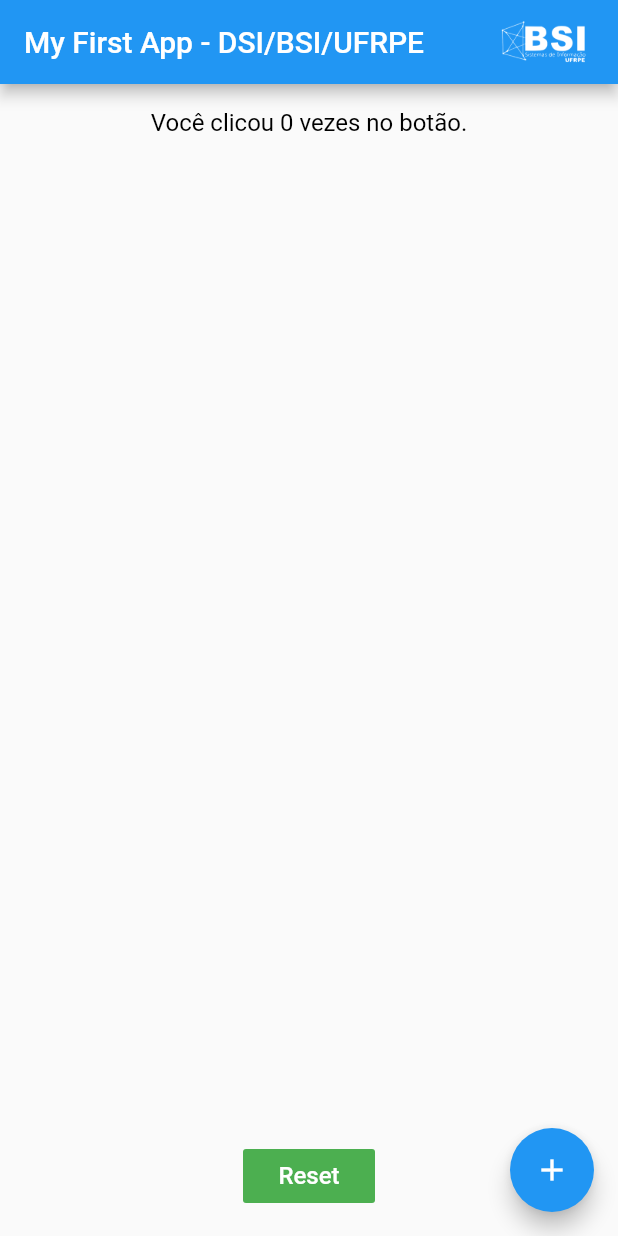
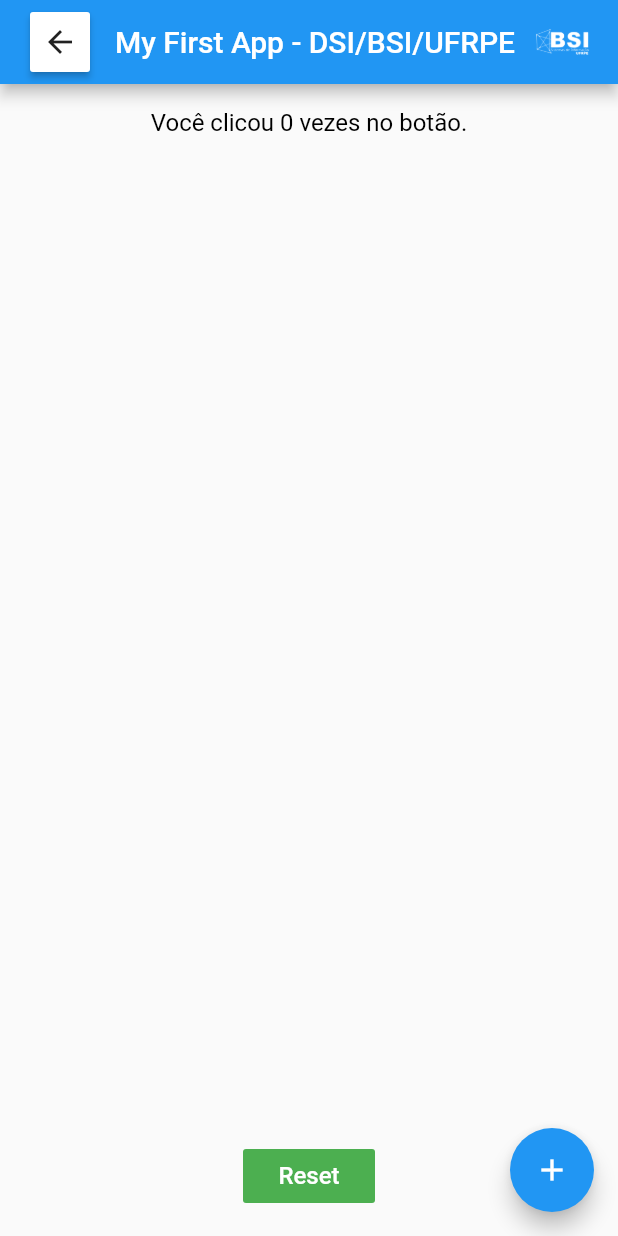
Before and after one commit to PeGurudado/DSI-Flutter, a Flutter app: the DSIPage screen opened directly, on a phone screen of 412 x 824 dp. Run offline on Flutter 3.47's test engine with Material 2 defaults, Android fonts, the phone set to English and light mode, and no system bars.

Commit message:
Adicionado botao de voltar

```diff
--- a/lib/main.dart
+++ b/lib/main.dart
@@ -106,6 +106,10 @@ class _DSIPageState extends State<DSIPage> {
   ];
   int _counter = 0;
 
+  void _backButton(){
+    runApp(MeuApp());
+  }
+
   void _incrementCounter() {
     setState(() {
       runApp(DSIApp());
@@ -154,9 +158,20 @@ class _DSIPageState extends State<DSIPage> {
       appBar: AppBar(
         title: Row(
           children: <Widget>[
+        ButtonTheme(
+          minWidth: 16.0,
+          height: 30.0,
+          child: RaisedButton(
+            padding: const EdgeInsets.all(8.0),
+            color: Colors.white,
+            onPressed:_backButton,
+            child: Icon(Icons.arrow_back_sharp)
+          )
+        ),
+            Spacer(),
             Text(widget.title),
             Spacer(),
-            Image(image: AssetImage('images/logo/bsi-white.png'), height: 32),
+            Image(image: AssetImage('images/logo/bsi-white.png'), width: 40,height: 32),
           ],
         ),
       ),
```
